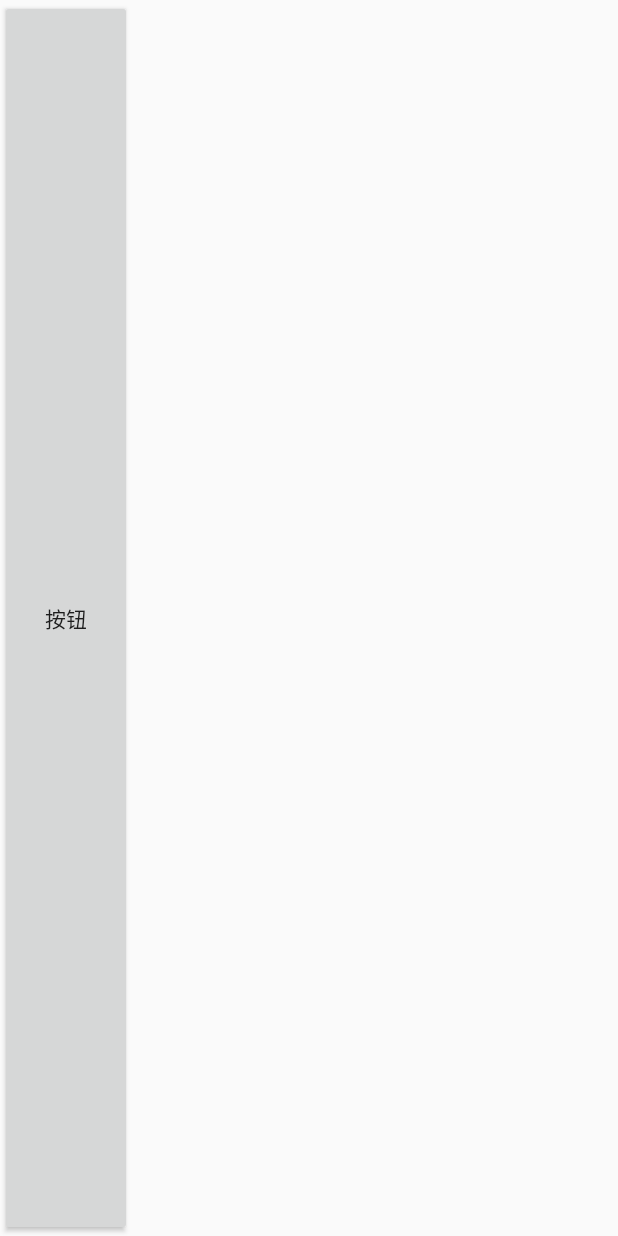
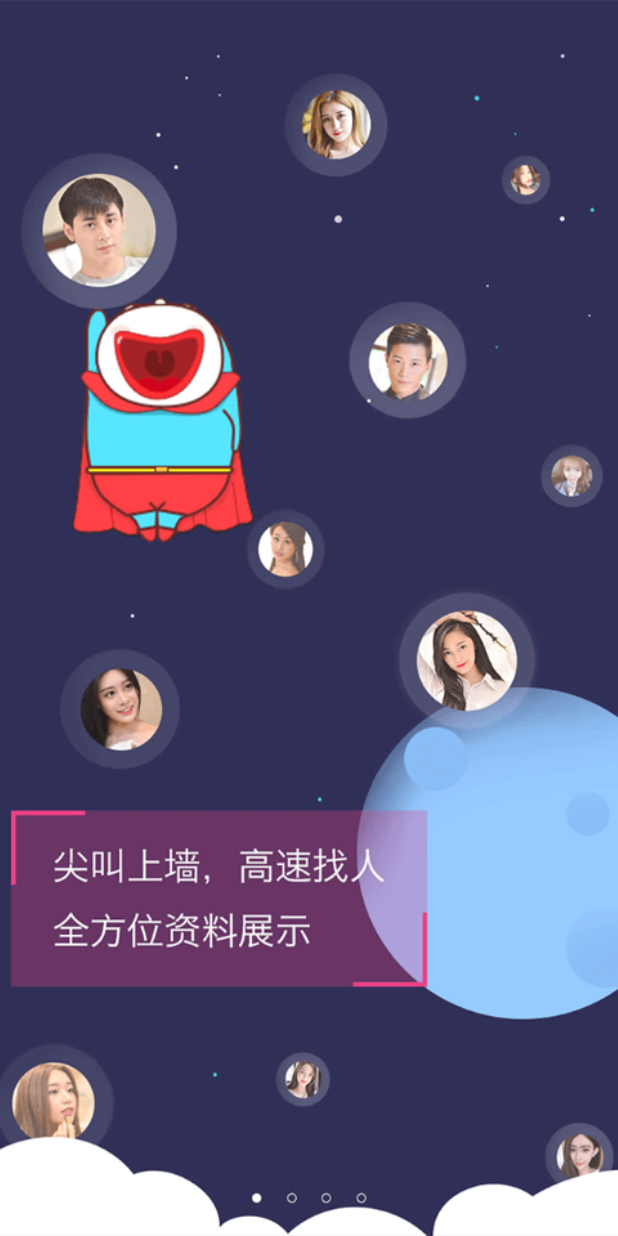
Before and after one commit to lixiaohui333/interview, an Android app: the layout logo_activity_splash.xml on its own in the app's theme, with its tools: preview values and no code run, on a phone screen of 412 x 824 dp. Run offline under Robolectric (Android 15) with nearby library versions, the phone set to English and light mode, and no system bars.

```diff
--- a/interview/app/src/main/AndroidManifest.xml
+++ b/interview/app/src/main/AndroidManifest.xml
@@ -10,7 +10,10 @@
         android:roundIcon="@mipmap/ic_launcher_round"
         android:supportsRtl="true"
         android:theme="@style/AppTheme">
-        <activity android:name=".ui.activity.logo.SplashLogoActivity">
+        <activity
+            android:name=".ui.activity.logo.SplashLogoActivity"
+            android:theme="@style/MyBaseAppTheme"
+            >
             <intent-filter>
                 <action android:name="android.intent.action.MAIN"/>
 
--- a/interview/app/src/main/java/com/lxhmmc/interview/ui/base/BaseFragmentActivity.java
+++ b/interview/app/src/main/java/com/lxhmmc/interview/ui/base/BaseFragmentActivity.java
@@ -10,6 +10,7 @@ import android.widget.Toast;
 
 import com.lxhmmc.interview.domain.base.BaseHR;
 
+import butterknife.ButterKnife;
 import es.dmoral.toasty.Toasty;
 
 /**
@@ -41,6 +42,8 @@ public abstract class BaseFragmentActivity extends AppCompatActivity {
 
 
         initView();
+
+        ButterKnife.bind(this);
 
         if (intentData()) {
             initUI();
--- a/interview/app/src/main/res/layout/logo_activity_splash.xml
+++ b/interview/app/src/main/res/layout/logo_activity_splash.xml
@@ -4,20 +4,16 @@
     xmlns:app="http://schemas.android.com/apk/res-auto"
     android:layout_width="match_parent"
     android:layout_height="match_parent"
+    android:fitsSystemWindows="true"
     >
 
     <ImageView
         android:id="@+id/iv_logo"
         android:layout_width="match_parent"
         android:layout_height="match_parent"
+        android:fitsSystemWindows="true"
         android:scaleType="centerCrop"
-        />
-
-    <Button
-        android:id="@+id/btn_test"
-        android:layout_width="wrap_content"
-        android:layout_height="match_parent"
-        android:text="按钮"
+        android:src="@drawable/guide_1"
         />
 
 </FrameLayout>
--- a/interview/app/src/main/res/values/styles.xml
+++ b/interview/app/src/main/res/values/styles.xml
@@ -4,8 +4,20 @@
     <style name="AppTheme" parent="Theme.AppCompat.Light.DarkActionBar">
         <!-- Customize your theme here. -->
         <item name="colorPrimary">@color/colorPrimary</item>
-        <item name="colorPrimaryDark">@color/colorPrimaryDark</item>
+        <item name="colorPrimaryDark">@android:color/transparent</item>
         <item name="colorAccent">@color/colorAccent</item>
     </style>
 
+    <style name="MyBaseAppTheme" parent="Theme.AppCompat.Light.DarkActionBar">
+
+        <!--<item name="android:windowNoTitle">true</item>-->
+
+        <!--<item name="windowActionBar">false</item>-->
+        <item name="windowNoTitle">true</item>
+
+
+        <item name="android:statusBarColor">@android:color/transparent</item>
+
+    </style>
+
 </resources>
--- a/interview/build.gradle
+++ b/interview/build.gradle
@@ -5,7 +5,7 @@ buildscript {
         jcenter()
     }
     dependencies {
-        classpath 'com.android.tools.build:gradle:2.3.0'
+        classpath 'com.android.tools.build:gradle:3.0.1'
         classpath 'com.github.dcendents:android-maven-gradle-plugin:1.5'
         classpath 'com.novoda:bintray-release:0.3.4'
 
@@ -22,6 +22,8 @@ allprojects {
         }
         maven { url "https://jitpack.io" }
     }
+
+
 }
 
 task clean(type: Delete) {
```
Also changed, not shown: interview/app/build.gradle (+16 -8 lines), interview/app/src/main/java/com/lxhmmc/interview/business/gilde/GlobalGlideConfig.java (added, +33 -0 lines), interview/app/src/main/java/com/lxhmmc/interview/ui/activity/logo/SplashLogoActivity.java (+20 -13 lines), interview/app/src/main/res/drawable-xhdpi/guide_1.png (added), interview/gradle/wrapper/gradle-wrapper.properties.
